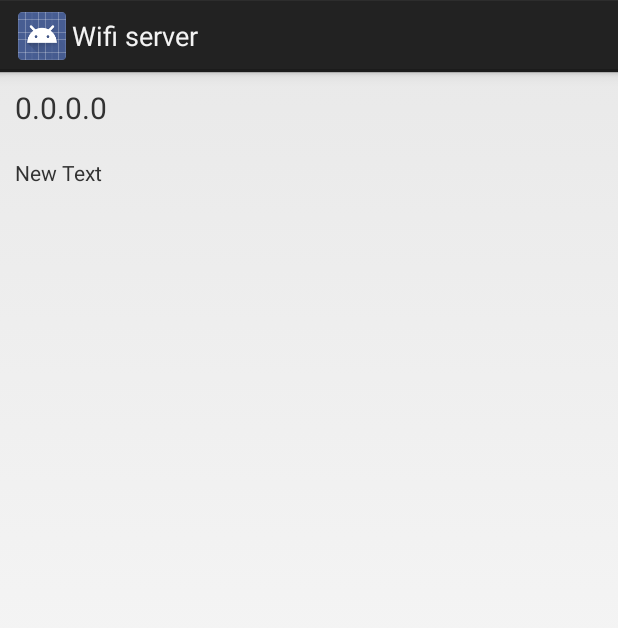
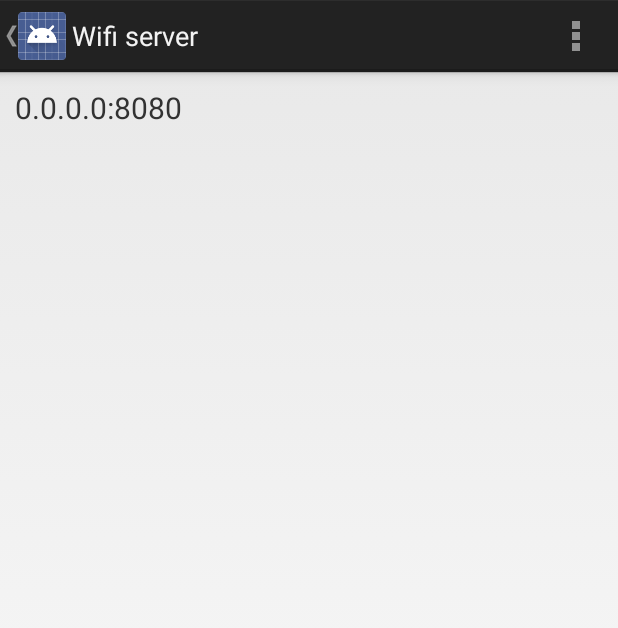
Before and after one commit to yosyam/AndroidSampleCode, an Android app: the WifiServerActivity screen opened directly, with no data from a screen before it, on a phone screen of 412 x 824 dp. Shown: the top 628 px of the screen. Run offline under Robolectric (Android 15) with nearby library versions, the phone set to English and light mode, and no system bars.

Commit message:
WifiServerを修正、Close対応

```diff
--- a/AndroidSampleCode/src/main/java/net/metax/android/androidsamplecode/wifiserver/WifiServerActivity.java
+++ b/AndroidSampleCode/src/main/java/net/metax/android/androidsamplecode/wifiserver/WifiServerActivity.java
@@ -5,6 +5,9 @@ import android.net.wifi.WifiInfo;
 import android.net.wifi.WifiManager;
 import android.os.Bundle;
 import android.os.Handler;
+import android.util.Log;
+import android.view.Menu;
+import android.view.MenuItem;
 import android.widget.TextView;
 
 import net.metax.android.androidsamplecode.R;
@@ -19,62 +22,116 @@ import java.net.Socket;
  *
  * Created by yoshi on 13/06/10.
  */
-public class WifiServerActivity extends Activity implements Runnable {
+public class WifiServerActivity extends Activity {
 
-    private ServerSocket mServer;
-    private Socket mSocket;
+    final String TAG = "WifiServerActivity";
+
+    private ServerSocket mServer = null;
+    private Socket mSocket = null;
     volatile Thread runner = null;
-    Handler mHandler = new Handler();
+    private Handler mHandler = null;
     int port = 8080;
-    TextView textMessage;
+    volatile TextView textMessage = null;
 
     @Override
     protected void onCreate(Bundle savedInstanceState) {
         super.onCreate(savedInstanceState);
         setContentView(R.layout.activity_wifi_server);
-
+        mHandler = new Handler();
         InitializeActivity();
 
     }
 
     private void InitializeActivity() {
+
+        getActionBar().setDisplayHomeAsUpEnabled(true);
+
         WifiManager wifiManager = (WifiManager) getSystemService(WIFI_SERVICE);
         WifiInfo wifiInfo = wifiManager.getConnectionInfo();
         int address = wifiInfo.getIpAddress();
-        String ipAddressStr = ((address >> 0) & 0xFF) + "."
+        String ipAddressStr = (address & 0xFF) + "."
                 + ((address >> 8) & 0xFF) + "." + ((address >> 16) & 0xFF)
                 + "." + ((address >> 24) & 0xFF);
         TextView tv = (TextView) findViewById(R.id.textIpAddress);
-        tv.setText(ipAddressStr);
+        tv.setText(ipAddressStr + ":" + Integer.toString(port));
         textMessage = (TextView) findViewById(R.id.textMessage);
-
-        if(runner == null) {
-            runner = new Thread(this);
+        if (runner == null) {
+            runner = new Thread(new ServerThread());
             runner.start();
         }
     }
+
+    private class ServerThread implements Runnable {
 
         @Override
         public void run() {
             try {
                 mServer = new ServerSocket(port);
+                while (!Thread.interrupted()) {
                     mSocket = mServer.accept();
                     BufferedReader in = new BufferedReader(new InputStreamReader(mSocket.getInputStream()));
                     String message;
+
+                    mHandler.post(new Runnable() {
+                        @Override
+                        public void run() {
+                            textMessage.setText(textMessage.getText() + "[" + mSocket.getInetAddress().toString() + "]\n");
+                        }
+                    });
+
+                    while ((message = in.readLine()) != null) {
                         final StringBuilder messageBuilder = new StringBuilder();
-            while ((message = in.readLine()) != null) {
-                messageBuilder.append(message);
-            }
+                        messageBuilder.append(message + "\n");
                         mHandler.post(new Runnable() {
                             @Override
                             public void run() {
                                 textMessage.setText(textMessage.getText() + messageBuilder.toString());
-
                             }
                         });
-            runner.start();
+                    }
+
+                    mSocket.close();
+                }
+                Log.i(TAG, "Close Socket");
             } catch (IOException e) {
                 e.printStackTrace();
             }
         }
     }
+
+    @Override
+    protected void onDestroy() {
+        super.onDestroy();
+        runner.interrupt();
+        try {
+            if (mSocket != null) {
+                mSocket.close();
+            }
+            if (mServer != null) {
+                mServer.close();
+            }
+        } catch (IOException e) {
+            e.printStackTrace();
+        }
+    }
+
+    @Override
+    public boolean onCreateOptionsMenu(Menu menu) {
+        getMenuInflater().inflate(R.menu.main, menu);
+        return true;
+    }
+
+
+
+    @Override
+    public boolean onMenuItemSelected(int featureId, MenuItem item) {
+        super.onMenuItemSelected(featureId, item);
+        switch (item.getItemId()) {
+            case android.R.id.home:
+                finish();
+                break;
+        }
+
+        return true;
+    }
+}
--- a/AndroidSampleCode/src/main/res/layout/activity_wifi_server.xml
+++ b/AndroidSampleCode/src/main/res/layout/activity_wifi_server.xml
@@ -19,10 +19,17 @@
                 android:textSize="20dp"/>
     </LinearLayout>
 
-    <TextView
+    <ScrollView
             android:layout_width="fill_parent"
             android:layout_height="fill_parent"
-            android:text="New Text"
-            android:id="@+id/textMessage"
-            android:padding="10dp"/>
+            android:id="@+id/scrollView">
+
+        <TextView
+                android:layout_width="fill_parent"
+                android:layout_height="wrap_content"
+                android:id="@+id/textMessage"
+                android:padding="10dp"
+                android:singleLine="false"/>
+    </ScrollView>
+
 </LinearLayout>
```
Lines whose indentation alone changed are shown as unchanged.
